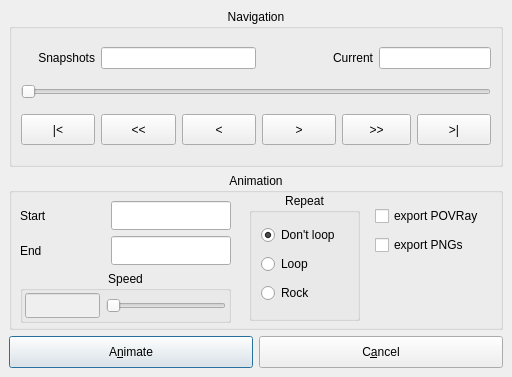
Before: the Qt Designer form source/VIEW/DIALOGS/snapShotVisualisation.ui in BALL-Project/ball, drawn with Qt 5.
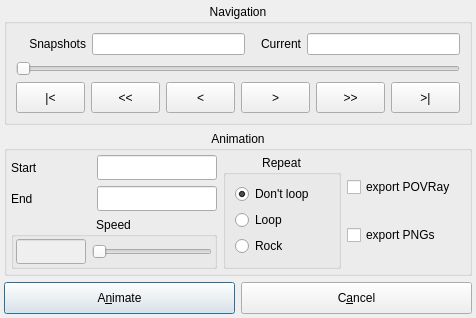
After: the same form once the commit is applied.

Diff of the .ui file:
```diff
--- a/source/VIEW/DIALOGS/snapShotVisualisation.ui
+++ b/source/VIEW/DIALOGS/snapShotVisualisation.ui
@@ -8,8 +8,8 @@
    <rect>
     <x>0</x>
     <y>0</y>
-    <width>512</width>
-    <height>377</height>
+    <width>476</width>
+    <height>304</height>
    </rect>
   </property>
   <property name="minimumSize" >
@@ -29,11 +29,304 @@
   </property>
   <layout class="QGridLayout" >
    <property name="margin" >
+    <number>4</number>
+   </property>
+   <property name="spacing" >
+    <number>6</number>
+   </property>
+   <item row="0" column="0" colspan="2" >
+    <widget class="QGroupBox" name="sliderBox" >
+     <property name="title" >
+      <string>Navigation</string>
+     </property>
+     <property name="alignment" >
+      <set>Qt::AlignHCenter</set>
+     </property>
+     <layout class="QGridLayout" >
+      <property name="margin" >
     <number>9</number>
    </property>
    <property name="spacing" >
     <number>6</number>
    </property>
+      <item row="2" column="0" colspan="4" >
+       <layout class="QHBoxLayout" >
+        <property name="margin" >
+         <number>0</number>
+        </property>
+        <property name="spacing" >
+         <number>6</number>
+        </property>
+        <item>
+         <widget class="QPushButton" name="firstSnapshotButton" >
+          <property name="sizePolicy" >
+           <sizepolicy>
+            <hsizetype>7</hsizetype>
+            <vsizetype>0</vsizetype>
+            <horstretch>0</horstretch>
+            <verstretch>0</verstretch>
+           </sizepolicy>
+          </property>
+          <property name="minimumSize" >
+           <size>
+            <width>21</width>
+            <height>31</height>
+           </size>
+          </property>
+          <property name="toolTip" >
+           <string>First snapshot</string>
+          </property>
+          <property name="text" >
+           <string>|&lt;</string>
+          </property>
+         </widget>
+        </item>
+        <item>
+         <widget class="QPushButton" name="tenBackwardButton" >
+          <property name="sizePolicy" >
+           <sizepolicy>
+            <hsizetype>7</hsizetype>
+            <vsizetype>0</vsizetype>
+            <horstretch>0</horstretch>
+            <verstretch>0</verstretch>
+           </sizepolicy>
+          </property>
+          <property name="minimumSize" >
+           <size>
+            <width>21</width>
+            <height>31</height>
+           </size>
+          </property>
+          <property name="text" >
+           <string>&lt;&lt;</string>
+          </property>
+         </widget>
+        </item>
+        <item>
+         <widget class="QPushButton" name="oneBackwardButton" >
+          <property name="sizePolicy" >
+           <sizepolicy>
+            <hsizetype>7</hsizetype>
+            <vsizetype>0</vsizetype>
+            <horstretch>0</horstretch>
+            <verstretch>0</verstretch>
+           </sizepolicy>
+          </property>
+          <property name="minimumSize" >
+           <size>
+            <width>21</width>
+            <height>31</height>
+           </size>
+          </property>
+          <property name="toolTip" >
+           <string>One snapshot backwards</string>
+          </property>
+          <property name="text" >
+           <string>&lt;</string>
+          </property>
+         </widget>
+        </item>
+        <item>
+         <widget class="QPushButton" name="oneForwardButton" >
+          <property name="sizePolicy" >
+           <sizepolicy>
+            <hsizetype>7</hsizetype>
+            <vsizetype>0</vsizetype>
+            <horstretch>0</horstretch>
+            <verstretch>0</verstretch>
+           </sizepolicy>
+          </property>
+          <property name="minimumSize" >
+           <size>
+            <width>21</width>
+            <height>31</height>
+           </size>
+          </property>
+          <property name="toolTip" >
+           <string>One snapshot further</string>
+          </property>
+          <property name="text" >
+           <string>></string>
+          </property>
+         </widget>
+        </item>
+        <item>
+         <widget class="QPushButton" name="tenForwardButton" >
+          <property name="sizePolicy" >
+           <sizepolicy>
+            <hsizetype>7</hsizetype>
+            <vsizetype>0</vsizetype>
+            <horstretch>0</horstretch>
+            <verstretch>0</verstretch>
+           </sizepolicy>
+          </property>
+          <property name="minimumSize" >
+           <size>
+            <width>21</width>
+            <height>31</height>
+           </size>
+          </property>
+          <property name="text" >
+           <string>>></string>
+          </property>
+         </widget>
+        </item>
+        <item>
+         <widget class="QPushButton" name="lastSnapshotButton" >
+          <property name="sizePolicy" >
+           <sizepolicy>
+            <hsizetype>7</hsizetype>
+            <vsizetype>0</vsizetype>
+            <horstretch>0</horstretch>
+            <verstretch>0</verstretch>
+           </sizepolicy>
+          </property>
+          <property name="minimumSize" >
+           <size>
+            <width>21</width>
+            <height>31</height>
+           </size>
+          </property>
+          <property name="toolTip" >
+           <string>Last snapshot</string>
+          </property>
+          <property name="text" >
+           <string>>|</string>
+          </property>
+         </widget>
+        </item>
+       </layout>
+      </item>
+      <item row="0" column="2" >
+       <widget class="QLabel" name="TextLabel2_2" >
+        <property name="minimumSize" >
+         <size>
+          <width>50</width>
+          <height>0</height>
+         </size>
+        </property>
+        <property name="text" >
+         <string>Current</string>
+        </property>
+        <property name="alignment" >
+         <set>Qt::AlignRight|Qt::AlignTrailing|Qt::AlignVCenter</set>
+        </property>
+       </widget>
+      </item>
+      <item row="1" column="0" colspan="4" >
+       <widget class="QSlider" name="snapShotSlider" >
+        <property name="minimumSize" >
+         <size>
+          <width>360</width>
+          <height>0</height>
+         </size>
+        </property>
+        <property name="cursor" >
+         <cursor>0</cursor>
+        </property>
+        <property name="pageStep" >
+         <number>5</number>
+        </property>
+        <property name="orientation" >
+         <enum>Qt::Horizontal</enum>
+        </property>
+        <property name="tickInterval" >
+         <number>20</number>
+        </property>
+       </widget>
+      </item>
+      <item row="0" column="0" >
+       <widget class="QLabel" name="TextLabel2" >
+        <property name="minimumSize" >
+         <size>
+          <width>70</width>
+          <height>0</height>
+         </size>
+        </property>
+        <property name="text" >
+         <string>Snapshots</string>
+        </property>
+        <property name="alignment" >
+         <set>Qt::AlignRight|Qt::AlignTrailing|Qt::AlignVCenter</set>
+        </property>
+       </widget>
+      </item>
+      <item row="0" column="1" >
+       <widget class="QLineEdit" name="numberOfSnapshots" >
+        <property name="enabled" >
+         <bool>true</bool>
+        </property>
+        <property name="minimumSize" >
+         <size>
+          <width>90</width>
+          <height>0</height>
+         </size>
+        </property>
+        <property name="readOnly" >
+         <bool>true</bool>
+        </property>
+       </widget>
+      </item>
+      <item row="0" column="3" >
+       <widget class="QLineEdit" name="currentSnapshot" >
+        <property name="enabled" >
+         <bool>true</bool>
+        </property>
+        <property name="minimumSize" >
+         <size>
+          <width>90</width>
+          <height>0</height>
+         </size>
+        </property>
+        <property name="readOnly" >
+         <bool>true</bool>
+        </property>
+       </widget>
+      </item>
+     </layout>
+    </widget>
+   </item>
+   <item row="2" column="1" >
+    <widget class="QPushButton" name="cancelButton" >
+     <property name="minimumSize" >
+      <size>
+       <width>180</width>
+       <height>32</height>
+      </size>
+     </property>
+     <property name="toolTip" >
+      <string>Close window</string>
+     </property>
+     <property name="text" >
+      <string>C&amp;ancel</string>
+     </property>
+     <property name="shortcut" >
+      <string>Alt+A</string>
+     </property>
+    </widget>
+   </item>
+   <item row="2" column="0" >
+    <widget class="QPushButton" name="animateButton" >
+     <property name="minimumSize" >
+      <size>
+       <width>180</width>
+       <height>32</height>
+      </size>
+     </property>
+     <property name="toolTip" >
+      <string>Play snapshots </string>
+     </property>
+     <property name="text" >
+      <string>A&amp;nimate</string>
+     </property>
+     <property name="shortcut" >
+      <string>Alt+N</string>
+     </property>
+     <property name="default" >
+      <bool>true</bool>
+     </property>
+    </widget>
+   </item>
    <item row="1" column="0" colspan="2" >
     <widget class="QGroupBox" name="groupBox2" >
      <property name="title" >
@@ -42,71 +335,65 @@
      <property name="alignment" >
       <set>Qt::AlignHCenter</set>
      </property>
-     <widget class="QWidget" name="" >
-      <property name="geometry" >
-       <rect>
-        <x>366</x>
-        <y>30</y>
-        <width>120</width>
-        <height>56</height>
-       </rect>
-      </property>
-      <layout class="QVBoxLayout" >
+     <layout class="QGridLayout" >
        <property name="margin" >
-        <number>0</number>
+       <number>4</number>
        </property>
        <property name="spacing" >
         <number>6</number>
        </property>
-       <item>
-        <widget class="QCheckBox" name="export_POV" >
-         <property name="minimumSize" >
-          <size>
-           <width>110</width>
-           <height>0</height>
-          </size>
-         </property>
-         <property name="toolTip" >
-          <string>Export one PNG image for each Snapshot.</string>
-         </property>
-         <property name="whatsThis" >
-          <string>Export one PNG image for each Snapshot.</string>
+      <item row="0" column="1" >
+       <widget class="QGroupBox" name="groupBox10" >
+        <property name="title" >
+         <string>Repeat</string>
+        </property>
+        <property name="alignment" >
+         <set>Qt::AlignHCenter</set>
+        </property>
+        <layout class="QGridLayout" >
+         <property name="margin" >
+          <number>9</number>
          </property>
+         <property name="spacing" >
+          <number>6</number>
+         </property>
+         <item row="2" column="0" >
+          <widget class="QRadioButton" name="rockLoopButton" >
+           <property name="enabled" >
+            <bool>true</bool>
+           </property>
          <property name="text" >
-          <string>export POVRay</string>
+            <string>Rock</string>
          </property>
         </widget>
        </item>
-       <item>
-        <widget class="QCheckBox" name="export_PNG" >
-         <property name="minimumSize" >
-          <size>
-           <width>110</width>
-           <height>0</height>
-          </size>
-         </property>
-         <property name="toolTip" >
-          <string>Export one PNG image for each Snapshot.</string>
-         </property>
-         <property name="whatsThis" >
-          <string>Export one PNG image for each Snapshot.</string>
-         </property>
+         <item row="1" column="0" >
+          <widget class="QRadioButton" name="forwardLoopButton" >
+           <property name="enabled" >
+            <bool>true</bool>
+           </property>
+           <property name="text" >
+            <string>Loop</string>
+           </property>
+           <property name="checked" >
+            <bool>false</bool>
+           </property>
+          </widget>
+         </item>
+         <item row="0" column="0" >
+          <widget class="QRadioButton" name="noLoopButton" >
          <property name="text" >
-          <string>export PNGs</string>
+            <string>Don't loop</string>
+           </property>
+           <property name="checked" >
+            <bool>true</bool>
          </property>
         </widget>
        </item>
       </layout>
      </widget>
-     <widget class="QWidget" name="" >
-      <property name="geometry" >
-       <rect>
-        <x>6</x>
-        <y>28</y>
-        <width>221</width>
-        <height>122</height>
-       </rect>
-      </property>
+      </item>
+      <item row="0" column="0" >
       <layout class="QGridLayout" >
        <property name="margin" >
         <number>0</number>
@@ -213,265 +500,469 @@
             <property name="palette" >
              <palette>
               <active>
-               <color>
+                <colorrole role="WindowText" >
+                 <brush brushstyle="SolidPattern" >
+                  <color alpha="255" >
                 <red>0</red>
                 <green>0</green>
                 <blue>0</blue>
                </color>
-               <color>
+                 </brush>
+                </colorrole>
+                <colorrole role="Button" >
+                 <brush brushstyle="SolidPattern" >
+                  <color alpha="255" >
                 <red>221</red>
                 <green>223</green>
                 <blue>228</blue>
                </color>
-               <color>
+                 </brush>
+                </colorrole>
+                <colorrole role="Light" >
+                 <brush brushstyle="SolidPattern" >
+                  <color alpha="255" >
                 <red>255</red>
                 <green>255</green>
                 <blue>255</blue>
                </color>
-               <color>
+                 </brush>
+                </colorrole>
+                <colorrole role="Midlight" >
+                 <brush brushstyle="SolidPattern" >
+                  <color alpha="255" >
                 <red>255</red>
                 <green>255</green>
                 <blue>255</blue>
                </color>
-               <color>
+                 </brush>
+                </colorrole>
+                <colorrole role="Dark" >
+                 <brush brushstyle="SolidPattern" >
+                  <color alpha="255" >
                 <red>85</red>
                 <green>85</green>
                 <blue>85</blue>
                </color>
-               <color>
+                 </brush>
+                </colorrole>
+                <colorrole role="Mid" >
+                 <brush brushstyle="SolidPattern" >
+                  <color alpha="255" >
                 <red>199</red>
                 <green>199</green>
                 <blue>199</blue>
                </color>
-               <color>
+                 </brush>
+                </colorrole>
+                <colorrole role="Text" >
+                 <brush brushstyle="SolidPattern" >
+                  <color alpha="255" >
                 <red>0</red>
                 <green>0</green>
                 <blue>0</blue>
                </color>
-               <color>
+                 </brush>
+                </colorrole>
+                <colorrole role="BrightText" >
+                 <brush brushstyle="SolidPattern" >
+                  <color alpha="255" >
                 <red>255</red>
                 <green>255</green>
                 <blue>255</blue>
                </color>
-               <color>
+                 </brush>
+                </colorrole>
+                <colorrole role="ButtonText" >
+                 <brush brushstyle="SolidPattern" >
+                  <color alpha="255" >
                 <red>0</red>
                 <green>0</green>
                 <blue>0</blue>
                </color>
-               <color>
+                 </brush>
+                </colorrole>
+                <colorrole role="Base" >
+                 <brush brushstyle="SolidPattern" >
+                  <color alpha="255" >
                 <red>255</red>
                 <green>255</green>
                 <blue>255</blue>
                </color>
-               <color>
+                 </brush>
+                </colorrole>
+                <colorrole role="Window" >
+                 <brush brushstyle="SolidPattern" >
+                  <color alpha="255" >
                 <red>239</red>
                 <green>239</green>
                 <blue>239</blue>
                </color>
-               <color>
+                 </brush>
+                </colorrole>
+                <colorrole role="Shadow" >
+                 <brush brushstyle="SolidPattern" >
+                  <color alpha="255" >
                 <red>0</red>
                 <green>0</green>
                 <blue>0</blue>
                </color>
-               <color>
+                 </brush>
+                </colorrole>
+                <colorrole role="Highlight" >
+                 <brush brushstyle="SolidPattern" >
+                  <color alpha="255" >
                 <red>103</red>
                 <green>141</green>
                 <blue>178</blue>
                </color>
-               <color>
+                 </brush>
+                </colorrole>
+                <colorrole role="HighlightedText" >
+                 <brush brushstyle="SolidPattern" >
+                  <color alpha="255" >
                 <red>255</red>
                 <green>255</green>
                 <blue>255</blue>
                </color>
-               <color>
+                 </brush>
+                </colorrole>
+                <colorrole role="Link" >
+                 <brush brushstyle="SolidPattern" >
+                  <color alpha="255" >
                 <red>0</red>
                 <green>0</green>
                 <blue>238</blue>
                </color>
-               <color>
+                 </brush>
+                </colorrole>
+                <colorrole role="LinkVisited" >
+                 <brush brushstyle="SolidPattern" >
+                  <color alpha="255" >
                 <red>82</red>
                 <green>24</green>
                 <blue>139</blue>
                </color>
-               <color>
+                 </brush>
+                </colorrole>
+                <colorrole role="AlternateBase" >
+                 <brush brushstyle="SolidPattern" >
+                  <color alpha="255" >
                 <red>232</red>
                 <green>232</green>
                 <blue>232</blue>
                </color>
+                 </brush>
+                </colorrole>
               </active>
               <inactive>
-               <color>
+                <colorrole role="WindowText" >
+                 <brush brushstyle="SolidPattern" >
+                  <color alpha="255" >
                 <red>0</red>
                 <green>0</green>
                 <blue>0</blue>
                </color>
-               <color>
+                 </brush>
+                </colorrole>
+                <colorrole role="Button" >
+                 <brush brushstyle="SolidPattern" >
+                  <color alpha="255" >
                 <red>221</red>
                 <green>223</green>
                 <blue>228</blue>
                </color>
-               <color>
+                 </brush>
+                </colorrole>
+                <colorrole role="Light" >
+                 <brush brushstyle="SolidPattern" >
+                  <color alpha="255" >
                 <red>255</red>
                 <green>255</green>
                 <blue>255</blue>
                </color>
-               <color>
+                 </brush>
+                </colorrole>
+                <colorrole role="Midlight" >
+                 <brush brushstyle="SolidPattern" >
+                  <color alpha="255" >
                 <red>255</red>
                 <green>255</green>
                 <blue>255</blue>
                </color>
-               <color>
+                 </brush>
+                </colorrole>
+                <colorrole role="Dark" >
+                 <brush brushstyle="SolidPattern" >
+                  <color alpha="255" >
                 <red>85</red>
                 <green>85</green>
                 <blue>85</blue>
                </color>
-               <color>
+                 </brush>
+                </colorrole>
+                <colorrole role="Mid" >
+                 <brush brushstyle="SolidPattern" >
+                  <color alpha="255" >
                 <red>199</red>
                 <green>199</green>
                 <blue>199</blue>
                </color>
-               <color>
+                 </brush>
+                </colorrole>
+                <colorrole role="Text" >
+                 <brush brushstyle="SolidPattern" >
+                  <color alpha="255" >
                 <red>0</red>
                 <green>0</green>
                 <blue>0</blue>
                </color>
-               <color>
+                 </brush>
+                </colorrole>
+                <colorrole role="BrightText" >
+                 <brush brushstyle="SolidPattern" >
+                  <color alpha="255" >
                 <red>255</red>
                 <green>255</green>
                 <blue>255</blue>
                </color>
-               <color>
+                 </brush>
+                </colorrole>
+                <colorrole role="ButtonText" >
+                 <brush brushstyle="SolidPattern" >
+                  <color alpha="255" >
                 <red>0</red>
                 <green>0</green>
                 <blue>0</blue>
                </color>
-               <color>
+                 </brush>
+                </colorrole>
+                <colorrole role="Base" >
+                 <brush brushstyle="SolidPattern" >
+                  <color alpha="255" >
                 <red>255</red>
                 <green>255</green>
                 <blue>255</blue>
                </color>
-               <color>
+                 </brush>
+                </colorrole>
+                <colorrole role="Window" >
+                 <brush brushstyle="SolidPattern" >
+                  <color alpha="255" >
                 <red>239</red>
                 <green>239</green>
                 <blue>239</blue>
                </color>
-               <color>
+                 </brush>
+                </colorrole>
+                <colorrole role="Shadow" >
+                 <brush brushstyle="SolidPattern" >
+                  <color alpha="255" >
                 <red>0</red>
                 <green>0</green>
                 <blue>0</blue>
                </color>
-               <color>
+                 </brush>
+                </colorrole>
+                <colorrole role="Highlight" >
+                 <brush brushstyle="SolidPattern" >
+                  <color alpha="255" >
                 <red>103</red>
                 <green>141</green>
                 <blue>178</blue>
                </color>
-               <color>
+                 </brush>
+                </colorrole>
+                <colorrole role="HighlightedText" >
+                 <brush brushstyle="SolidPattern" >
+                  <color alpha="255" >
                 <red>255</red>
                 <green>255</green>
                 <blue>255</blue>
                </color>
-               <color>
+                 </brush>
+                </colorrole>
+                <colorrole role="Link" >
+                 <brush brushstyle="SolidPattern" >
+                  <color alpha="255" >
                 <red>0</red>
                 <green>0</green>
                 <blue>238</blue>
                </color>
-               <color>
+                 </brush>
+                </colorrole>
+                <colorrole role="LinkVisited" >
+                 <brush brushstyle="SolidPattern" >
+                  <color alpha="255" >
                 <red>82</red>
                 <green>24</green>
                 <blue>139</blue>
                </color>
-               <color>
+                 </brush>
+                </colorrole>
+                <colorrole role="AlternateBase" >
+                 <brush brushstyle="SolidPattern" >
+                  <color alpha="255" >
                 <red>232</red>
                 <green>232</green>
                 <blue>232</blue>
                </color>
+                 </brush>
+                </colorrole>
               </inactive>
               <disabled>
-               <color>
+                <colorrole role="WindowText" >
+                 <brush brushstyle="SolidPattern" >
+                  <color alpha="255" >
                 <red>128</red>
                 <green>128</green>
                 <blue>128</blue>
                </color>
-               <color>
+                 </brush>
+                </colorrole>
+                <colorrole role="Button" >
+                 <brush brushstyle="SolidPattern" >
+                  <color alpha="255" >
                 <red>221</red>
                 <green>223</green>
                 <blue>228</blue>
                </color>
-               <color>
+                 </brush>
+                </colorrole>
+                <colorrole role="Light" >
+                 <brush brushstyle="SolidPattern" >
+                  <color alpha="255" >
                 <red>255</red>
                 <green>255</green>
                 <blue>255</blue>
                </color>
-               <color>
+                 </brush>
+                </colorrole>
+                <colorrole role="Midlight" >
+                 <brush brushstyle="SolidPattern" >
+                  <color alpha="255" >
                 <red>255</red>
                 <green>255</green>
                 <blue>255</blue>
                </color>
-               <color>
+                 </brush>
+                </colorrole>
+                <colorrole role="Dark" >
+                 <brush brushstyle="SolidPattern" >
+                  <color alpha="255" >
                 <red>85</red>
                 <green>85</green>
                 <blue>85</blue>
                </color>
-               <color>
+                 </brush>
+                </colorrole>
+                <colorrole role="Mid" >
+                 <brush brushstyle="SolidPattern" >
+                  <color alpha="255" >
                 <red>199</red>
                 <green>199</green>
                 <blue>199</blue>
                </color>
-               <color>
+                 </brush>
+                </colorrole>
+                <colorrole role="Text" >
+                 <brush brushstyle="SolidPattern" >
+                  <color alpha="255" >
                 <red>199</red>
                 <green>199</green>
                 <blue>199</blue>
                </color>
-               <color>
+                 </brush>
+                </colorrole>
+                <colorrole role="BrightText" >
+                 <brush brushstyle="SolidPattern" >
+                  <color alpha="255" >
                 <red>255</red>
                 <green>255</green>
                 <blue>255</blue>
                </color>
-               <color>
+                 </brush>
+                </colorrole>
+                <colorrole role="ButtonText" >
+                 <brush brushstyle="SolidPattern" >
+                  <color alpha="255" >
                 <red>128</red>
                 <green>128</green>
                 <blue>128</blue>
                </color>
-               <color>
+                 </brush>
+                </colorrole>
+                <colorrole role="Base" >
+                 <brush brushstyle="SolidPattern" >
+                  <color alpha="255" >
                 <red>239</red>
                 <green>239</green>
                 <blue>239</blue>
                </color>
-               <color>
+                 </brush>
+                </colorrole>
+                <colorrole role="Window" >
+                 <brush brushstyle="SolidPattern" >
+                  <color alpha="255" >
                 <red>239</red>
                 <green>239</green>
                 <blue>239</blue>
                </color>
-               <color>
+                 </brush>
+                </colorrole>
+                <colorrole role="Shadow" >
+                 <brush brushstyle="SolidPattern" >
+                  <color alpha="255" >
                 <red>0</red>
                 <green>0</green>
                 <blue>0</blue>
                </color>
-               <color>
+                 </brush>
+                </colorrole>
+                <colorrole role="Highlight" >
+                 <brush brushstyle="SolidPattern" >
+                  <color alpha="255" >
                 <red>86</red>
                 <green>117</green>
                 <blue>148</blue>
                </color>
-               <color>
+                 </brush>
+                </colorrole>
+                <colorrole role="HighlightedText" >
+                 <brush brushstyle="SolidPattern" >
+                  <color alpha="255" >
                 <red>255</red>
                 <green>255</green>
                 <blue>255</blue>
                </color>
-               <color>
+                 </brush>
+                </colorrole>
+                <colorrole role="Link" >
+                 <brush brushstyle="SolidPattern" >
+                  <color alpha="255" >
                 <red>0</red>
                 <green>0</green>
                 <blue>238</blue>
                </color>
-               <color>
+                 </brush>
+                </colorrole>
+                <colorrole role="LinkVisited" >
+                 <brush brushstyle="SolidPattern" >
+                  <color alpha="255" >
                 <red>82</red>
                 <green>24</green>
                 <blue>139</blue>
                </color>
-               <color>
+                 </brush>
+                </colorrole>
+                <colorrole role="AlternateBase" >
+                 <brush brushstyle="SolidPattern" >
+                  <color alpha="255" >
                 <red>232</red>
                 <green>232</green>
                 <blue>232</blue>
                </color>
+                 </brush>
+                </colorrole>
               </disabled>
              </palette>
             </property>
@@ -529,333 +1020,54 @@
         </widget>
        </item>
       </layout>
-     </widget>
-     <widget class="QGroupBox" name="groupBox10" >
-      <property name="geometry" >
-       <rect>
-        <x>240</x>
-        <y>20</y>
-        <width>111</width>
-        <height>128</height>
-       </rect>
-      </property>
-      <property name="title" >
-       <string>Repeat</string>
-      </property>
-      <property name="alignment" >
-       <set>Qt::AlignHCenter</set>
-      </property>
-      <layout class="QGridLayout" >
+      </item>
+      <item row="0" column="2" >
+       <layout class="QVBoxLayout" >
        <property name="margin" >
-        <number>9</number>
+         <number>0</number>
        </property>
        <property name="spacing" >
         <number>6</number>
        </property>
-       <item row="2" column="0" >
-        <widget class="QRadioButton" name="rockLoopButton" >
-         <property name="enabled" >
-          <bool>true</bool>
-         </property>
+        <item>
+         <widget class="QCheckBox" name="export_POV" >
+          <property name="minimumSize" >
+           <size>
+            <width>110</width>
+            <height>0</height>
+           </size>
+          </property>
+          <property name="toolTip" >
+           <string>Export one PNG image for each Snapshot.</string>
+          </property>
+          <property name="whatsThis" >
+           <string>Export one PNG image for each Snapshot.</string>
+          </property>
          <property name="text" >
-          <string>Rock</string>
+           <string>export POVRay</string>
          </property>
         </widget>
        </item>
-       <item row="1" column="0" >
-        <widget class="QRadioButton" name="forwardLoopButton" >
-         <property name="enabled" >
-          <bool>true</bool>
-         </property>
-         <property name="text" >
-          <string>Loop</string>
-         </property>
-         <property name="checked" >
-          <bool>false</bool>
-         </property>
-        </widget>
-       </item>
-       <item row="0" column="0" >
-        <widget class="QRadioButton" name="noLoopButton" >
+        <item>
+         <widget class="QCheckBox" name="export_PNG" >
+          <property name="minimumSize" >
+           <size>
+            <width>110</width>
+            <height>0</height>
+           </size>
+          </property>
+          <property name="toolTip" >
+           <string>Export one PNG image for each Snapshot.</string>
+          </property>
+          <property name="whatsThis" >
+           <string>Export one PNG image for each Snapshot.</string>
+          </property>
          <property name="text" >
-          <string>Don't loop</string>
-         </property>
-         <property name="checked" >
-          <bool>true</bool>
+           <string>export PNGs</string>
          </property>
         </widget>
        </item>
       </layout>
-     </widget>
-    </widget>
-   </item>
-   <item row="2" column="0" >
-    <widget class="QPushButton" name="animateButton" >
-     <property name="minimumSize" >
-      <size>
-       <width>180</width>
-       <height>32</height>
-      </size>
-     </property>
-     <property name="toolTip" >
-      <string>Play snapshots </string>
-     </property>
-     <property name="text" >
-      <string>A&amp;nimate</string>
-     </property>
-     <property name="shortcut" >
-      <string>Alt+N</string>
-     </property>
-     <property name="default" >
-      <bool>true</bool>
-     </property>
-    </widget>
-   </item>
-   <item row="2" column="1" >
-    <widget class="QPushButton" name="cancelButton" >
-     <property name="minimumSize" >
-      <size>
-       <width>180</width>
-       <height>32</height>
-      </size>
-     </property>
-     <property name="toolTip" >
-      <string>Close window</string>
-     </property>
-     <property name="text" >
-      <string>C&amp;ancel</string>
-     </property>
-     <property name="shortcut" >
-      <string>Alt+A</string>
-     </property>
-    </widget>
-   </item>
-   <item row="0" column="0" colspan="2" >
-    <widget class="QGroupBox" name="sliderBox" >
-     <property name="title" >
-      <string>Navigation</string>
-     </property>
-     <property name="alignment" >
-      <set>Qt::AlignHCenter</set>
-     </property>
-     <layout class="QGridLayout" >
-      <property name="margin" >
-       <number>9</number>
-      </property>
-      <property name="spacing" >
-       <number>6</number>
-      </property>
-      <item row="2" column="6" >
-       <widget class="QPushButton" name="lastSnapshotButton" >
-        <property name="minimumSize" >
-         <size>
-          <width>21</width>
-          <height>31</height>
-         </size>
-        </property>
-        <property name="maximumSize" >
-         <size>
-          <width>90</width>
-          <height>31</height>
-         </size>
-        </property>
-        <property name="toolTip" >
-         <string>Last snapshot</string>
-        </property>
-        <property name="text" >
-         <string>>|</string>
-        </property>
-       </widget>
-      </item>
-      <item row="2" column="1" >
-       <widget class="QPushButton" name="tenBackwardButton" >
-        <property name="minimumSize" >
-         <size>
-          <width>21</width>
-          <height>31</height>
-         </size>
-        </property>
-        <property name="maximumSize" >
-         <size>
-          <width>90</width>
-          <height>31</height>
-         </size>
-        </property>
-        <property name="text" >
-         <string>&lt;&lt;</string>
-        </property>
-       </widget>
-      </item>
-      <item row="2" column="2" >
-       <widget class="QPushButton" name="oneBackwardButton" >
-        <property name="minimumSize" >
-         <size>
-          <width>21</width>
-          <height>31</height>
-         </size>
-        </property>
-        <property name="maximumSize" >
-         <size>
-          <width>90</width>
-          <height>31</height>
-         </size>
-        </property>
-        <property name="toolTip" >
-         <string>One snapshot backwards</string>
-        </property>
-        <property name="text" >
-         <string>&lt;</string>
-        </property>
-       </widget>
-      </item>
-      <item row="2" column="0" >
-       <widget class="QPushButton" name="firstSnapshotButton" >
-        <property name="minimumSize" >
-         <size>
-          <width>21</width>
-          <height>31</height>
-         </size>
-        </property>
-        <property name="maximumSize" >
-         <size>
-          <width>90</width>
-          <height>31</height>
-         </size>
-        </property>
-        <property name="toolTip" >
-         <string>First snapshot</string>
-        </property>
-        <property name="text" >
-         <string>|&lt;</string>
-        </property>
-       </widget>
-      </item>
-      <item row="2" column="4" colspan="2" >
-       <widget class="QPushButton" name="tenForwardButton" >
-        <property name="minimumSize" >
-         <size>
-          <width>21</width>
-          <height>31</height>
-         </size>
-        </property>
-        <property name="maximumSize" >
-         <size>
-          <width>90</width>
-          <height>31</height>
-         </size>
-        </property>
-        <property name="text" >
-         <string>>></string>
-        </property>
-       </widget>
-      </item>
-      <item row="2" column="3" >
-       <widget class="QPushButton" name="oneForwardButton" >
-        <property name="minimumSize" >
-         <size>
-          <width>21</width>
-          <height>31</height>
-         </size>
-        </property>
-        <property name="maximumSize" >
-         <size>
-          <width>90</width>
-          <height>31</height>
-         </size>
-        </property>
-        <property name="toolTip" >
-         <string>One snapshot further</string>
-        </property>
-        <property name="text" >
-         <string>></string>
-        </property>
-       </widget>
-      </item>
-      <item row="0" column="5" colspan="2" >
-       <widget class="QLineEdit" name="currentSnapshot" >
-        <property name="enabled" >
-         <bool>true</bool>
-        </property>
-        <property name="minimumSize" >
-         <size>
-          <width>90</width>
-          <height>0</height>
-         </size>
-        </property>
-        <property name="readOnly" >
-         <bool>true</bool>
-        </property>
-       </widget>
-      </item>
-      <item row="0" column="1" colspan="2" >
-       <widget class="QLineEdit" name="numberOfSnapshots" >
-        <property name="enabled" >
-         <bool>true</bool>
-        </property>
-        <property name="minimumSize" >
-         <size>
-          <width>90</width>
-          <height>0</height>
-         </size>
-        </property>
-        <property name="readOnly" >
-         <bool>true</bool>
-        </property>
-       </widget>
-      </item>
-      <item row="0" column="0" >
-       <widget class="QLabel" name="TextLabel2" >
-        <property name="minimumSize" >
-         <size>
-          <width>70</width>
-          <height>0</height>
-         </size>
-        </property>
-        <property name="text" >
-         <string>Snapshots</string>
-        </property>
-        <property name="alignment" >
-         <set>Qt::AlignRight|Qt::AlignTrailing|Qt::AlignVCenter</set>
-        </property>
-       </widget>
-      </item>
-      <item row="1" column="0" colspan="7" >
-       <widget class="QSlider" name="snapShotSlider" >
-        <property name="minimumSize" >
-         <size>
-          <width>360</width>
-          <height>0</height>
-         </size>
-        </property>
-        <property name="cursor" >
-         <cursor>0</cursor>
-        </property>
-        <property name="pageStep" >
-         <number>5</number>
-        </property>
-        <property name="orientation" >
-         <enum>Qt::Horizontal</enum>
-        </property>
-        <property name="tickInterval" >
-         <number>20</number>
-        </property>
-       </widget>
-      </item>
-      <item row="0" column="3" colspan="2" >
-       <widget class="QLabel" name="TextLabel2_2" >
-        <property name="minimumSize" >
-         <size>
-          <width>50</width>
-          <height>0</height>
-         </size>
-        </property>
-        <property name="text" >
-         <string>Current</string>
-        </property>
-        <property name="alignment" >
-         <set>Qt::AlignRight|Qt::AlignTrailing|Qt::AlignVCenter</set>
-        </property>
-       </widget>
       </item>
      </layout>
     </widget>
```
Left out of the diff: 4 changed lines with no effect on the pictures. Lines whose indentation alone changed are shown as unchanged.
